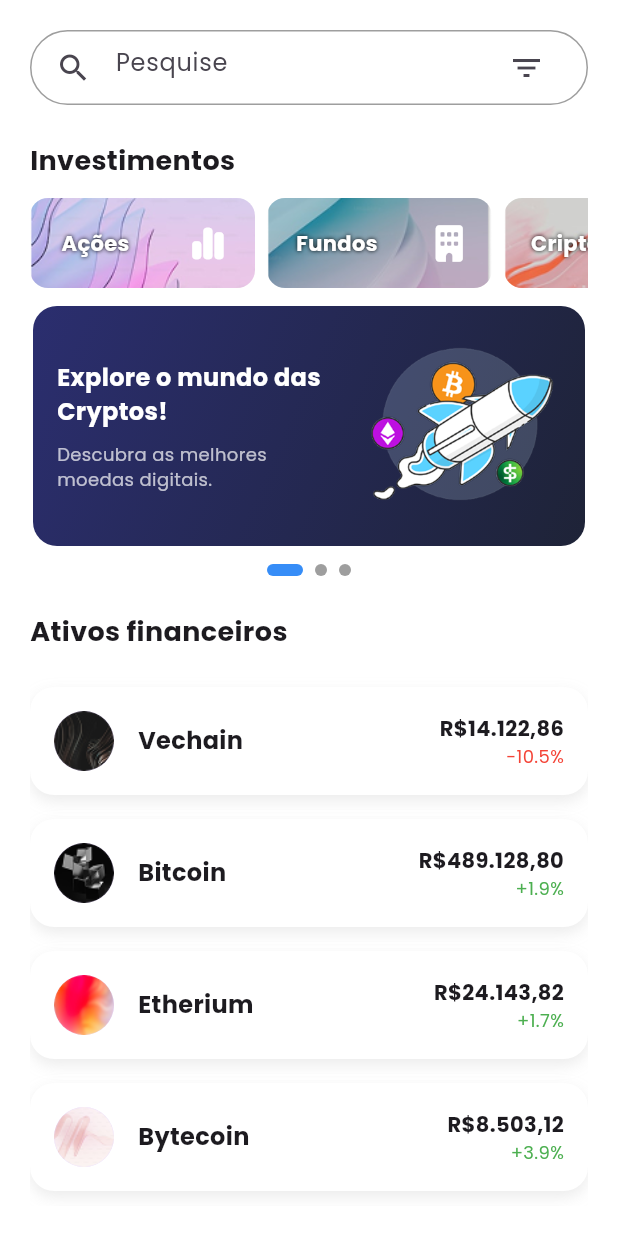
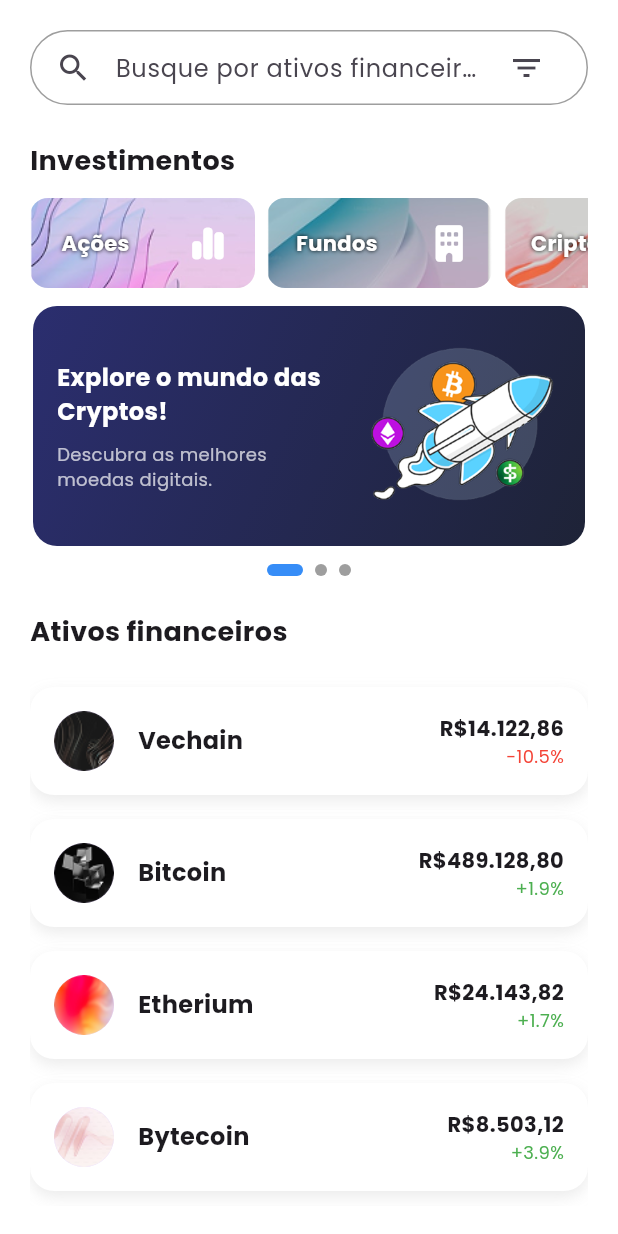
Before and after one commit to felipetaua/Finan-old, a Flutter app: the InvestimentosPage screen opened by its route, on a phone screen of 412 x 824 dp. Run offline on Flutter 3.47's test engine with Material 3 defaults, Android fonts, the phone set to English and light mode, and no system bars; drawn by our look-alikes of smooth_page_indicator; our stand-ins replace firebase_auth, firebase_core, fl_chart, flutter_multi_formatter, font_awesome_flutter, google_fonts and 2 more; accounts and stored records are empty.

Commit message:
ajustando a barra de pesquisa

```diff
--- a/lib/pages/home/investimentos/investmentsPage.dart
+++ b/lib/pages/home/investimentos/investmentsPage.dart
@@ -466,9 +466,11 @@
                 child: TextField(
                   controller: _searchController,
                   onChanged: _filterSearch,
+                  textAlign: TextAlign.start,
+                  textAlignVertical: TextAlignVertical.center,
                   decoration: const InputDecoration(
                     icon: Icon(Icons.search),
-                    hintText: 'Pesquise',
+                    hintText: 'Busque por ativos financeiros',
                     border: InputBorder.none,
                     suffixIcon: Icon(Icons.filter_list),
                   ),
```
